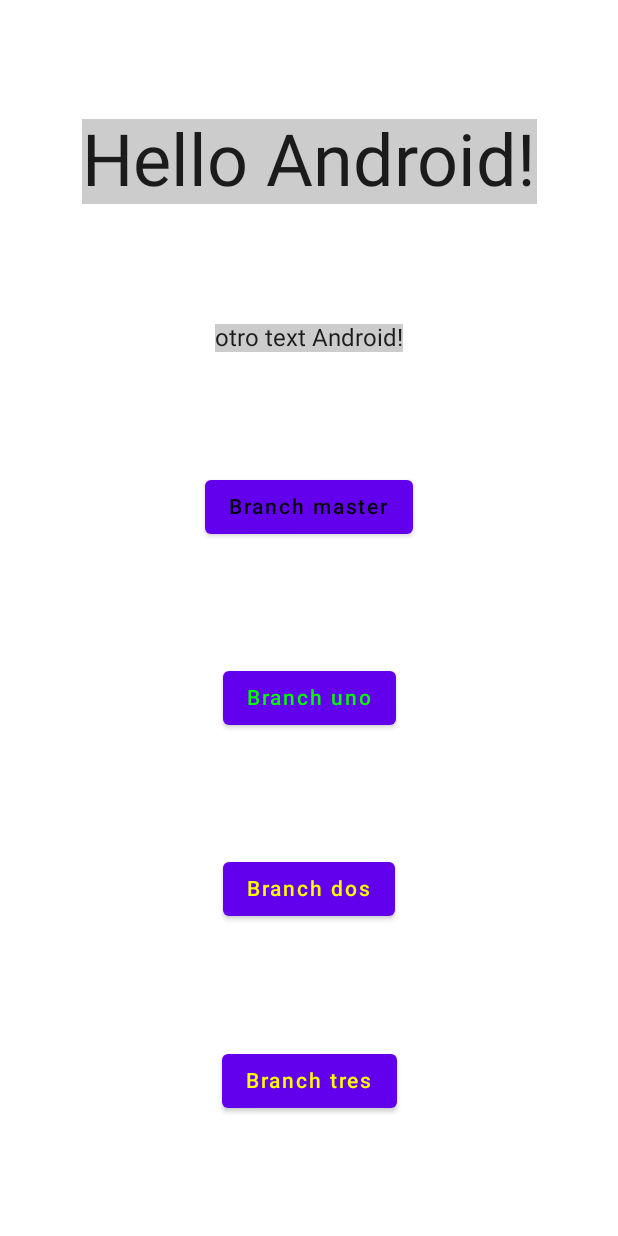
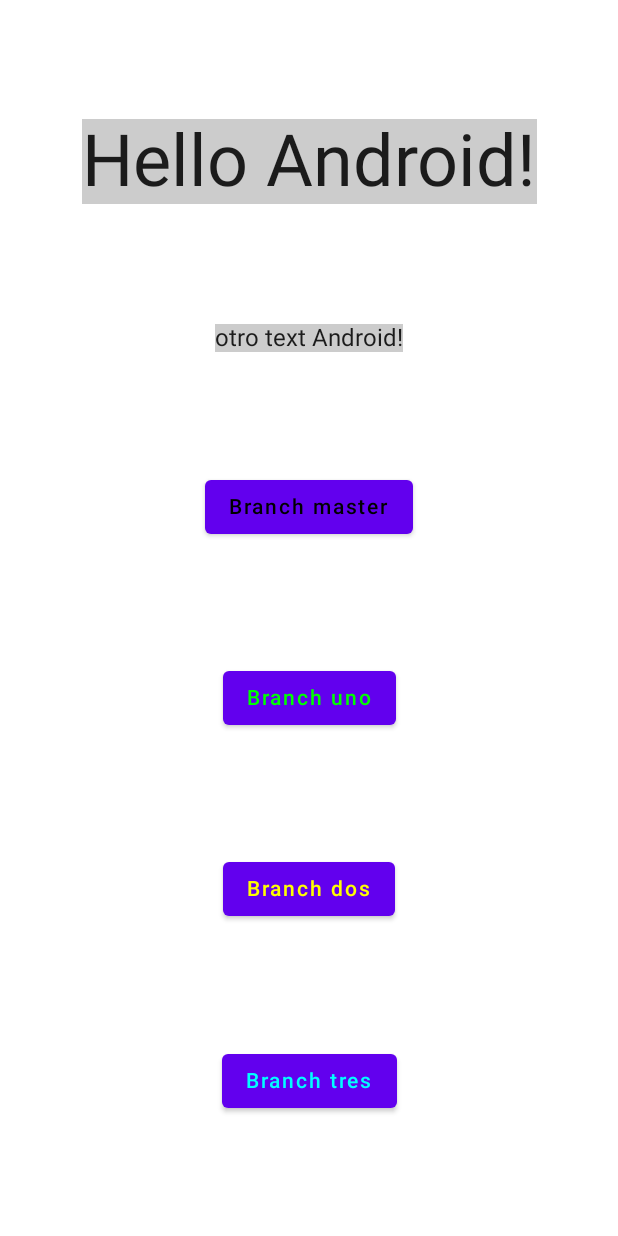
Before and after one commit to camarmadev/GitPruebas, an Android app built with Jetpack Compose: the screen it shows after launch (MainActivity), on a phone screen of 412 x 824 dp. Run offline under Robolectric (Android 15) with nearby library versions, the phone set to English and light mode, and no system bars.

Commit message:
branch tres, añado el color cyan

```diff
--- a/app/src/main/java/com/javidev/gitpruebasjavikidoandroid/MainActivity.kt
+++ b/app/src/main/java/com/javidev/gitpruebasjavikidoandroid/MainActivity.kt
@@ -60,7 +60,7 @@ fun Greeting(name: String) {
         }
 
         Button(onClick = { /*TODO*/ }) {
-            Text(text = "Branch tres", color = Color.Yellow)
+            Text(text = "Branch tres", color = Color.Cyan)
         }
 
 
```
